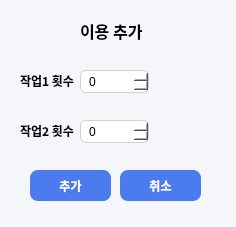
This is src/ui/usage_dialog.ui in Hyunseung-Nam/Client_Point_Manager as Qt 5 draws it before an edit. The edited form follows.
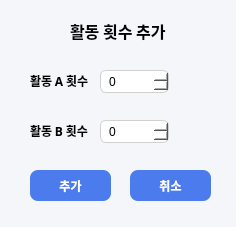
This is the edited form.

```diff
--- a/src/ui/usage_dialog.ui
+++ b/src/ui/usage_dialog.ui
@@ -34,7 +34,7 @@
   <widget class="QLabel" name="label_6">
    <property name="geometry">
     <rect>
-     <x>80</x>
+     <x>70</x>
      <y>20</y>
      <width>161</width>
      <height>21</height>
@@ -48,13 +48,13 @@
     </font>
    </property>
    <property name="text">
-    <string>이용 추가</string>
+    <string>활동 횟수 추가</string>
    </property>
   </widget>
   <widget class="QSpinBox" name="spinLaundry">
    <property name="geometry">
     <rect>
-     <x>80</x>
+     <x>100</x>
      <y>70</y>
      <width>69</width>
      <height>23</height>
@@ -91,7 +91,7 @@
   <widget class="QSpinBox" name="spinDry">
    <property name="geometry">
     <rect>
-     <x>80</x>
+     <x>100</x>
      <y>120</y>
      <width>69</width>
      <height>23</height>
@@ -128,7 +128,7 @@
   <widget class="QLabel" name="label_4">
    <property name="geometry">
     <rect>
-     <x>20</x>
+     <x>30</x>
      <y>60</y>
      <width>71</width>
      <height>41</height>
@@ -141,13 +141,13 @@
     </font>
    </property>
    <property name="text">
-    <string>작업1 횟수</string>
+    <string>활동 A 횟수</string>
    </property>
   </widget>
   <widget class="QLabel" name="label_3">
    <property name="geometry">
     <rect>
-     <x>20</x>
+     <x>30</x>
      <y>110</y>
      <width>71</width>
      <height>41</height>
@@ -160,7 +160,7 @@
     </font>
    </property>
    <property name="text">
-    <string>작업2 횟수</string>
+    <string>활동 B 횟수</string>
    </property>
   </widget>
   <widget class="QPushButton" name="btnSubmit">
@@ -203,7 +203,7 @@
   <widget class="QPushButton" name="btnCancel">
    <property name="geometry">
     <rect>
-     <x>120</x>
+     <x>130</x>
      <y>170</y>
      <width>81</width>
      <height>31</height>
```
